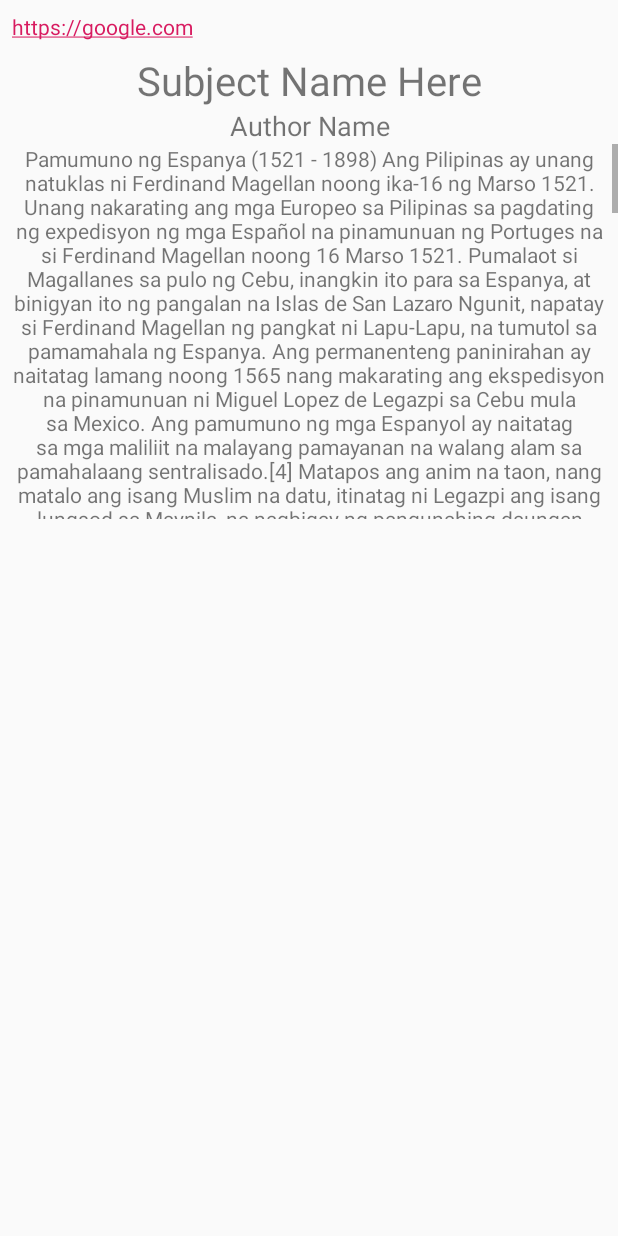
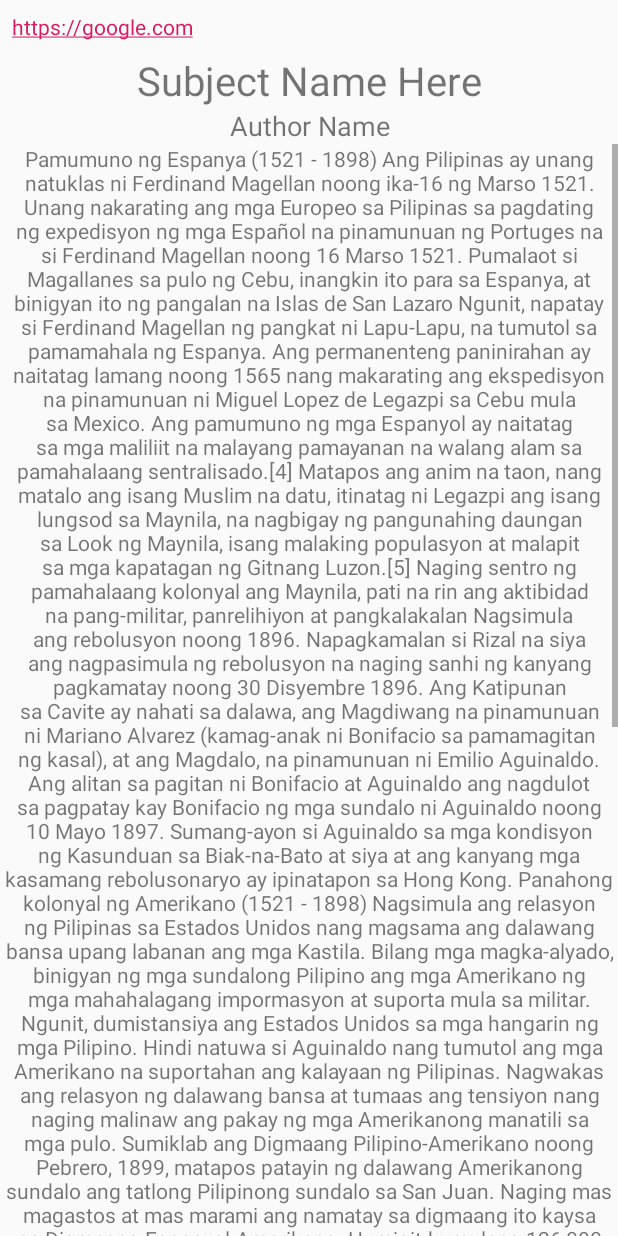
Before and after one commit to romelou/CIT_MobApp-Project, an Android app: the layout activity_subject_detail.xml on its own in the app's theme, with its tools: preview values and no code run, on a phone screen of 412 x 824 dp. Run offline under Robolectric (Android 15) with nearby library versions, the phone set to English and light mode, and no system bars.

```diff
--- a/app/src/main/AndroidManifest.xml
+++ b/app/src/main/AndroidManifest.xml
@@ -4,7 +4,7 @@
 
     <application
         android:allowBackup="true"
-        android:icon="@mipmap/ic_launcher"
+        android:icon="@mipmap/ic_launcher1"
         android:label="@string/app_name"
         android:largeHeap="true"
         android:roundIcon="@mipmap/ic_launcher_round"
--- a/app/src/main/java/com/example/rbo13/gened/ActivitySubjectDetail.java
+++ b/app/src/main/java/com/example/rbo13/gened/ActivitySubjectDetail.java
@@ -4,8 +4,8 @@ import android.content.Intent;
 import android.support.v7.app.AppCompatActivity;
 import android.os.Bundle;
 import android.text.method.LinkMovementMethod;
+import android.text.method.ScrollingMovementMethod;
 import android.view.View;
-import android.view.ViewGroup.LayoutParams;
 import android.widget.ListView;
 import android.widget.RelativeLayout;
 import android.widget.ScrollView;
@@ -34,7 +34,6 @@ public class ActivitySubjectDetail extends AppCompatActivity {
         presidentList = new ArrayList<>();
 
         listView = findViewById(R.id.listView);
-        scrollView = findViewById(R.id.scrollViewDetailContainer);
         relativeLayout = findViewById(R.id.relativeParentContainer);
 
         title = findViewById(R.id.txtSubject);
@@ -43,8 +42,9 @@ public class ActivitySubjectDetail extends AppCompatActivity {
         link = findViewById(R.id.txtRefLink);
 
         information = findViewById(R.id.information);
+        detail.setMovementMethod(new ScrollingMovementMethod());
+        link.setMovementMethod(LinkMovementMethod.getInstance());
 
-        link.setMovementMethod(LinkMovementMethod.getInstance());
 
 
         Intent intent = getIntent();
@@ -62,6 +62,9 @@ public class ActivitySubjectDetail extends AppCompatActivity {
         if ( hasInfo ) {
             information.setVisibility(View.VISIBLE);
 //            scrollView.setLayoutParams(new LayoutParams(LayoutParams.MATCH_PARENT, 250));
+//            detail.setLayoutParams(new RelativeLayout.LayoutParams());
+//            detail.setLayoutParams(new RelativeLayout.LayoutParams(RelativeLayout.LayoutParams.MATCH_PARENT), 250);
+
 
             //adding some values to our list
             presidentList.add(new President(R.drawable.aguinaldo, "Emilio Aguinaldo", "(1899 - 1901)"));
--- a/app/src/main/res/layout/activity_subject_detail.xml
+++ b/app/src/main/res/layout/activity_subject_detail.xml
@@ -39,27 +39,38 @@
         android:textSize="8pt"
         android:layout_below="@+id/txtSubject"/>
 
-    <ScrollView
-        android:id="@+id/scrollViewDetailContainer"
+    <TextView
+        android:id="@+id/txtDetail"
         android:layout_width="match_parent"
-        android:layout_height="250dp"
-        android:layout_below="@id/txtAuthor">
+        android:layout_height="wrap_content"
+        android:gravity="center"
+        android:textAlignment="center"
+        android:layout_below="@id/txtAuthor"
+        android:scrollbars="vertical"
+        android:verticalScrollbarPosition="right"
+        android:text="@string/detail"/>
 
-        <TextView
-            android:id="@+id/txtDetail"
-            android:layout_width="match_parent"
-            android:layout_height="wrap_content"
-            android:gravity="center"
-            android:textAlignment="center"
+    <!--<ScrollView-->
+        <!--android:id="@+id/scrollViewDetailContainer"-->
+        <!--android:layout_width="match_parent"-->
+        <!--android:layout_height="250dp"-->
+        <!--android:layout_below="@id/txtAuthor">-->
 
-            android:text="@string/detail"/>
-    </ScrollView>
+        <!--<TextView-->
+            <!--android:id="@+id/txtDetail"-->
+            <!--android:layout_width="match_parent"-->
+            <!--android:layout_height="wrap_content"-->
+            <!--android:gravity="center"-->
+            <!--android:textAlignment="center"-->
+
+            <!--android:text="@string/detail"/>-->
+    <!--</ScrollView>-->
 
     <TextView
         android:id="@+id/information"
         android:layout_width="match_parent"
         android:layout_height="wrap_content"
-        android:layout_below="@+id/scrollViewDetailContainer"
+        android:layout_below="@+id/txtDetail"
         android:visibility="invisible"
         android:text="Mga naging pangulo ng Republika ng Pilipinas:"
         android:textAlignment="center"
```
Also changed, not shown: app/src/main/res/mipmap-anydpi-v26/ic_launcher1.png (renamed from app/src/main/res/mipmap-hdpi/ic_launcher.png), app/src/main/res/mipmap-hdpi/ic_launcher1.png (added), app/src/main/res/mipmap-mdpi/ic_launcher1.png (renamed from app/src/main/res/mipmap-mdpi/ic_launcher.png), app/src/main/res/mipmap-xhdpi/ic_launcher1.png (renamed from app/src/main/res/mipmap-xhdpi/ic_launcher.png), app/src/main/res/mipmap-xxhdpi/ic_launcher1.png (renamed from app/src/main/res/mipmap-xxhdpi/ic_launcher.png), app/src/main/res/mipmap-xxxhdpi/ic_launcher1.png (renamed from app/src/main/res/mipmap-xxxhdpi/ic_launcher.png).
